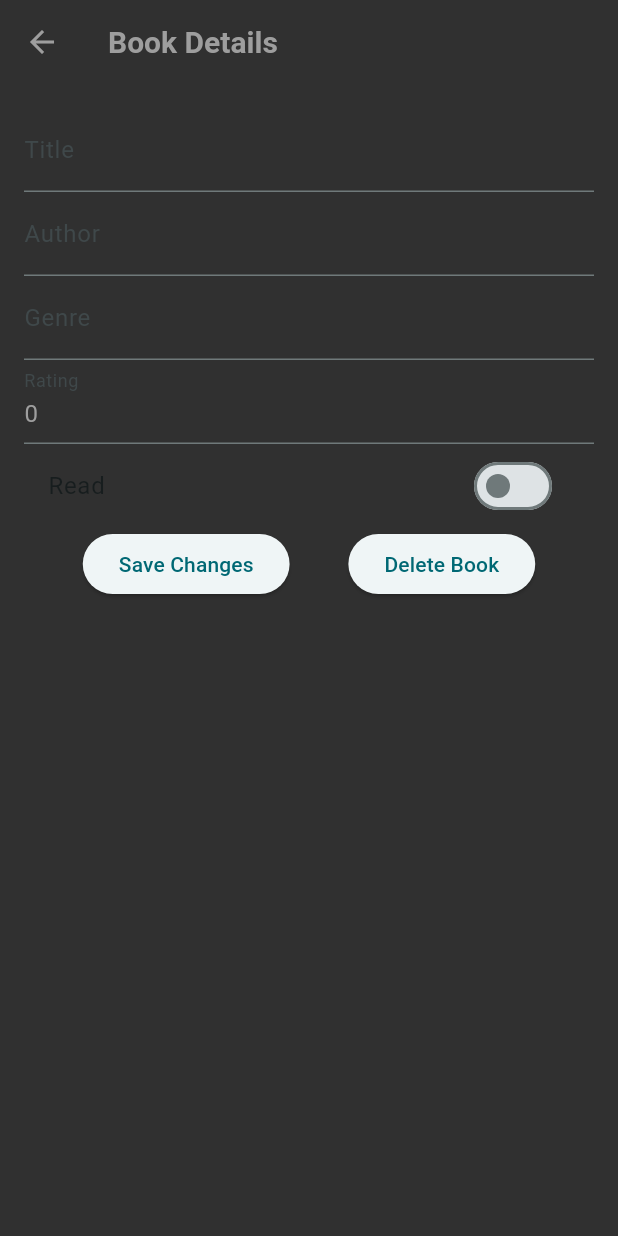
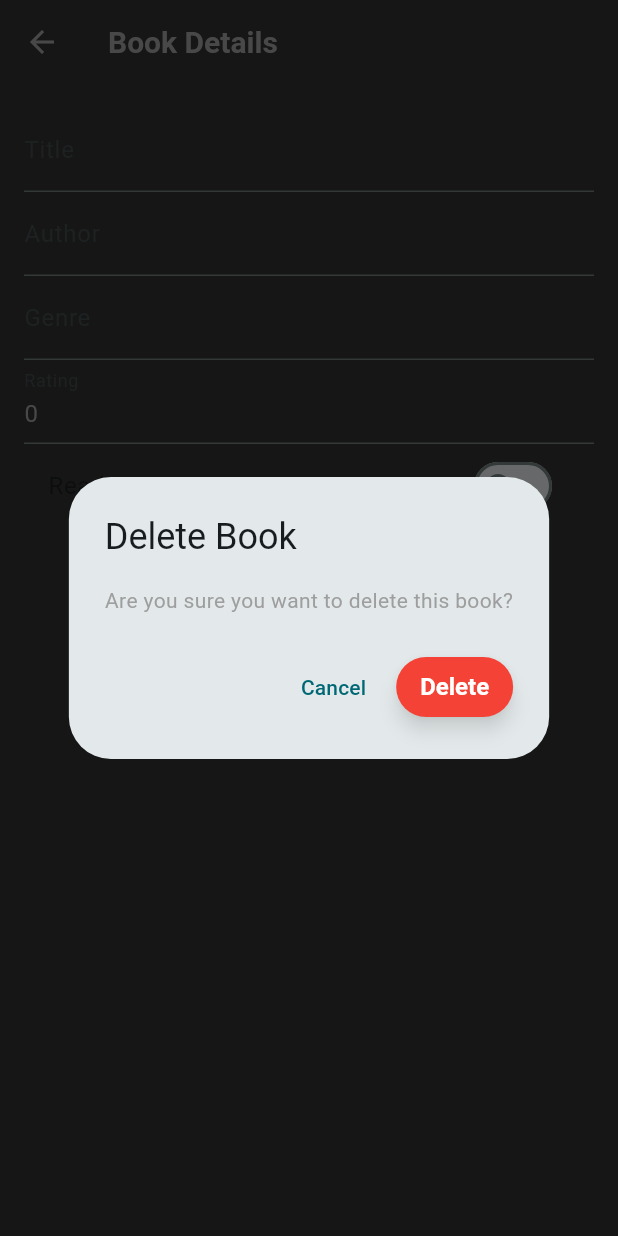
Before and after one commit to jakob-72/bookshelf-demo, a Flutter app: the BookDetailPage screen opened directly with empty values, after a tap on "Delete Book", on a phone screen of 412 x 824 dp. Run offline on Flutter 3.47's test engine with Material 3 defaults, Android fonts, the phone set to English and light mode, and no system bars; our stand-ins replace auto_route, dio, gap, shared_preferences, state_notifier; missing offline and left inert: flutter_state_notifier; accounts and stored records are empty.

Commit message:
app: implement delete function

```diff
--- /dev/null
+++ b/bookshelf_app/lib/data/dto/delete_book_response.dart
@@ -0,0 +1,27 @@
+sealed class DeleteBookResponse {
+  void when({
+    required void Function() deletedSuccessfully,
+    required void Function() deleteBookNotFound,
+    required void Function(String message) deleteBookError,
+  }) {
+    if (this is DeletedSuccessfully) {
+      deletedSuccessfully();
+    } else if (this is DeleteBookNotFound) {
+      deleteBookNotFound();
+    } else if (this is DeleteBookError) {
+      deleteBookError((this as DeleteBookError).message);
+    }
+  }
+}
+
+class DeletedSuccessfully extends DeleteBookResponse {}
+
+class DeleteUnauthorized extends DeleteBookResponse {}
+
+class DeleteBookNotFound extends DeleteBookResponse {}
+
+class DeleteBookError extends DeleteBookResponse {
+  final String message;
+
+  DeleteBookError(this.message);
+}
--- /dev/null
+++ b/bookshelf_app/lib/domain/delete_book_use_case.dart
@@ -0,0 +1,18 @@
+import 'package:bookshelf_app/data/book_service.dart';
+import 'package:bookshelf_app/data/dto/delete_book_response.dart';
+import 'package:bookshelf_app/data/local_storage.dart';
+
+class DeleteBookUseCase {
+  final LocalStorage storage;
+  final BookService bookService;
+
+  DeleteBookUseCase({required this.storage, required this.bookService});
+
+  Future<DeleteBookResponse> deleteBook(String bookId) async {
+    final token = await storage.token;
+    if (token == null) {
+      return DeleteUnauthorized();
+    }
+    return bookService.deleteBook(token, bookId);
+  }
+}
--- a/bookshelf_app/lib/main.dart
+++ b/bookshelf_app/lib/main.dart
@@ -6,6 +6,7 @@ import 'package:bookshelf_app/data/client.dart';
 import 'package:bookshelf_app/data/local_storage.dart';
 import 'package:bookshelf_app/domain/add_book_use_case.dart';
 import 'package:bookshelf_app/domain/check_token_use_case.dart';
+import 'package:bookshelf_app/domain/delete_book_use_case.dart';
 import 'package:bookshelf_app/domain/get_book_use_case.dart';
 import 'package:bookshelf_app/domain/get_books_use_case.dart';
 import 'package:bookshelf_app/domain/login_use_case.dart';
@@ -88,6 +89,10 @@ class App extends StatelessWidget {
           Provider<AddBookUseCase>.value(
             value: AddBookUseCase(storage: storage, bookService: bookService),
           ),
+          Provider<DeleteBookUseCase>.value(
+            value:
+                DeleteBookUseCase(storage: storage, bookService: bookService),
+          ),
           Provider<LogoutUseCase>.value(value: LogoutUseCase(storage: storage)),
           Provider<UpdateBookUseCase>.value(
             value:
--- a/bookshelf_app/lib/pages/book_detail_page/book_detail_page.dart
+++ b/bookshelf_app/lib/pages/book_detail_page/book_detail_page.dart
@@ -1,7 +1,10 @@
 import 'package:auto_route/annotations.dart';
 import 'package:bookshelf_app/data/models/book.dart';
 import 'package:bookshelf_app/pages/book_detail_page/book_detail_page_model.dart';
+import 'package:bookshelf_app/pages/book_detail_page/delete_book_dialog.dart';
 import 'package:bookshelf_app/pages/book_detail_page/state.dart';
+import 'package:bookshelf_app/shared/app_router.dart';
+import 'package:bookshelf_app/shared/app_router.gr.dart';
 import 'package:bookshelf_app/shared/extensions.dart';
 import 'package:bookshelf_app/shared/styles.dart';
 import 'package:flutter/material.dart';
@@ -21,6 +24,13 @@ class BookDetailPage extends StatelessWidget {
         child: Scaffold(
           appBar: AppBar(
             title: const Text('Book Details', style: headline2),
+            leading: IconButton(
+              icon: const Icon(Icons.arrow_back),
+              onPressed: () => context.read<AppRouter>().pushAndPopUntil(
+                    const BookOverviewRoute(),
+                    predicate: (_) => true,
+                  ),
+            ),
           ),
           body: Center(
             child: Padding(
@@ -154,12 +164,17 @@ class _BookDetailFormState extends State<BookDetailForm> {
                     );
                     model.saveBook(newBook);
                   },
+                  style: primaryButton,
                   child: const Text('Save Changes'),
                 ),
                 ElevatedButton(
-                  onPressed: () {
-                    // Delete book
-                  },
+                  onPressed: () => showDialog(
+                    context: context,
+                    builder: (context) => DeleteBookDialog(
+                      onConfirm: () => model.deleteBook(),
+                    ),
+                  ),
+                  style: deleteButton,
                   child: const Text('Delete Book'),
                 ),
               ],
--- a/bookshelf_app/lib/pages/book_detail_page/book_detail_page_model.dart
+++ b/bookshelf_app/lib/pages/book_detail_page/book_detail_page_model.dart
@@ -1,7 +1,10 @@
 import 'package:bookshelf_app/data/models/book.dart';
+import 'package:bookshelf_app/domain/delete_book_use_case.dart';
 import 'package:bookshelf_app/domain/get_book_use_case.dart';
 import 'package:bookshelf_app/domain/update_book_use_case.dart';
 import 'package:bookshelf_app/pages/book_detail_page/state.dart';
+import 'package:bookshelf_app/shared/app_router.dart';
+import 'package:bookshelf_app/shared/app_router.gr.dart';
 import 'package:state_notifier/state_notifier.dart';
 
 final initialState = Loading();
@@ -12,9 +15,13 @@ class BookDetailPageModel extends StateNotifier<BookDetailPageState>
 
   final String bookId;
 
+  AppRouter get router => read<AppRouter>();
+
   GetBookUseCase get getBookUseCase => read<GetBookUseCase>();
 
   UpdateBookUseCase get updateBookUseCase => read<UpdateBookUseCase>();
+
+  DeleteBookUseCase get deleteBookUseCase => read<DeleteBookUseCase>();
 
   Future<void> reload() async {
     state = Loading();
@@ -23,9 +30,10 @@ class BookDetailPageModel extends StateNotifier<BookDetailPageState>
       success: (book) => state = Idle(book),
       notFound: (_) => state = Error('Book not found'),
       error: (message) => state = Error(message),
-      unauthorized: (_) {
-        // TODO navigate to login page
-      },
+      unauthorized: (_) => router.pushAndPopUntil(
+        LoginRoute(unauthorized: true),
+        predicate: (_) => true,
+      ),
     );
   }
 
@@ -35,9 +43,23 @@ class BookDetailPageModel extends StateNotifier<BookDetailPageState>
     result.when(
       success: (book) => state = Idle(book),
       error: (message) => state = Error(message),
-      unauthorized: () {
-        // TODO navigate to login page
-      },
+      unauthorized: () => router.pushAndPopUntil(
+        LoginRoute(unauthorized: true),
+        predicate: (_) => true,
+      ),
+    );
+  }
+
+  Future<void> deleteBook() async {
+    state = Loading();
+    final result = await deleteBookUseCase.deleteBook(bookId);
+    result.when(
+      deletedSuccessfully: () => router.pushAndPopUntil(
+        const BookOverviewRoute(),
+        predicate: (_) => true,
+      ),
+      deleteBookNotFound: () => state = Error('Book not found'),
+      deleteBookError: (message) => state = Error(message),
     );
   }
 }
--- /dev/null
+++ b/bookshelf_app/lib/pages/book_detail_page/delete_book_dialog.dart
@@ -0,0 +1,28 @@
+import 'package:bookshelf_app/shared/styles.dart';
+import 'package:flutter/material.dart';
+
+class DeleteBookDialog extends StatelessWidget {
+  final VoidCallback onConfirm;
+
+  const DeleteBookDialog({super.key, required this.onConfirm});
+
+  @override
+  Widget build(BuildContext context) => AlertDialog(
+        title: const Text('Delete Book'),
+        content: const Text('Are you sure you want to delete this book?'),
+        actions: [
+          TextButton(
+            onPressed: () => Navigator.of(context).pop(),
+            child: const Text('Cancel'),
+          ),
+          ElevatedButton(
+            onPressed: () {
+              onConfirm();
+              Navigator.of(context).pop();
+            },
+            style: deleteButton,
+            child: const Text('Delete'),
+          ),
+        ],
+      );
+}
```
Also changed, not shown: bookshelf_app/lib/data/book_service.dart (+37 -0 lines).
